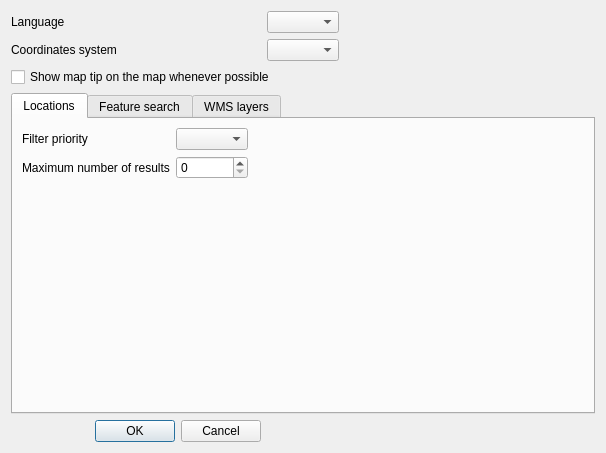
Before: the Qt Designer form solocator/ui/config.ui in opengisch/solocator, drawn with Qt 5.
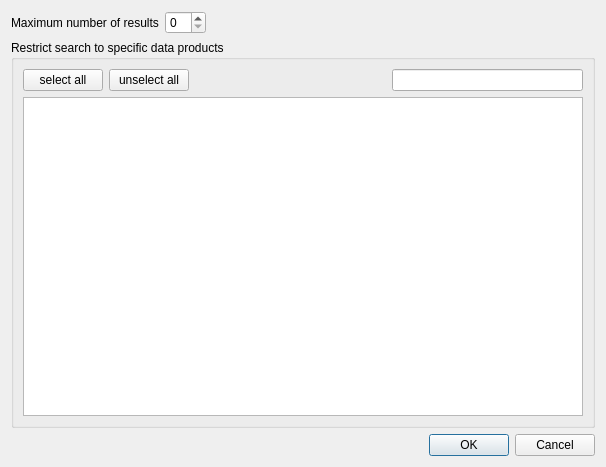
After: the same form once the commit is applied. Custom widgets are drawn as their Qt base class.

Commit message: config dialog with skippable data products

Diff of the .ui file:
```diff
--- a/solocator/ui/config.ui
+++ b/solocator/ui/config.ui
@@ -7,141 +7,15 @@
     <x>0</x>
     <y>0</y>
     <width>606</width>
-    <height>453</height>
+    <height>467</height>
    </rect>
   </property>
   <property name="windowTitle">
    <string>Swiss locator filter configuration</string>
   </property>
   <layout class="QGridLayout" name="gridLayout">
-   <item row="0" column="0">
-    <widget class="QLabel" name="label_5">
-     <property name="text">
-      <string>Language</string>
-     </property>
-    </widget>
-   </item>
-   <item row="1" column="0">
-    <widget class="QLabel" name="label_4">
-     <property name="text">
-      <string>Coordinates system</string>
-     </property>
-    </widget>
-   </item>
-   <item row="1" column="1">
-    <widget class="QComboBox" name="crs"/>
-   </item>
-   <item row="0" column="1">
-    <widget class="QComboBox" name="lang"/>
-   </item>
-   <item row="10" column="0">
-    <widget class="QDialogButtonBox" name="buttonBox">
-     <property name="orientation">
-      <enum>Qt::Horizontal</enum>
-     </property>
-     <property name="standardButtons">
-      <set>QDialogButtonBox::Cancel|QDialogButtonBox::Ok</set>
-     </property>
-    </widget>
-   </item>
-   <item row="0" column="2">
-    <spacer name="horizontalSpacer_5">
-     <property name="orientation">
-      <enum>Qt::Horizontal</enum>
-     </property>
-     <property name="sizeHint" stdset="0">
-      <size>
-       <width>40</width>
-       <height>20</height>
-      </size>
-     </property>
-    </spacer>
-   </item>
-   <item row="4" column="0" colspan="3">
-    <widget class="QTabWidget" name="tabWidget">
-     <property name="currentIndex">
-      <number>0</number>
-     </property>
-     <widget class="QWidget" name="locations">
-      <attribute name="title">
-       <string>Locations</string>
-      </attribute>
-      <layout class="QGridLayout" name="gridLayout_5">
-       <item row="0" column="0">
-        <widget class="QLabel" name="label">
-         <property name="text">
-          <string>Filter priority</string>
-         </property>
-        </widget>
-       </item>
-       <item row="1" column="1">
-        <widget class="QSpinBox" name="locations_limit"/>
-       </item>
-       <item row="0" column="1">
-        <widget class="QComboBox" name="locations_priority"/>
-       </item>
-       <item row="1" column="0">
-        <widget class="QLabel" name="label_8">
-         <property name="text">
-          <string>Maximum number of results</string>
-         </property>
-        </widget>
-       </item>
-       <item row="2" column="0">
-        <spacer name="verticalSpacer_2">
-         <property name="orientation">
-          <enum>Qt::Vertical</enum>
-         </property>
-         <property name="sizeHint" stdset="0">
-          <size>
-           <width>20</width>
-           <height>40</height>
-          </size>
-         </property>
-        </spacer>
-       </item>
-       <item row="0" column="2">
-        <spacer name="horizontalSpacer_4">
-         <property name="orientation">
-          <enum>Qt::Horizontal</enum>
-         </property>
-         <property name="sizeHint" stdset="0">
-          <size>
-           <width>40</width>
-           <height>20</height>
-          </size>
-         </property>
-        </spacer>
-       </item>
-      </layout>
-     </widget>
-     <widget class="QWidget" name="featuresearch">
-      <attribute name="title">
-       <string>Feature search</string>
-      </attribute>
-      <layout class="QGridLayout" name="gridLayout_3">
-       <item row="1" column="1">
-        <widget class="QSpinBox" name="featuresearch_limit"/>
-       </item>
-       <item row="0" column="1">
-        <widget class="QComboBox" name="featuresearch_priority"/>
-       </item>
-       <item row="1" column="0">
-        <widget class="QLabel" name="label_3">
-         <property name="text">
-          <string>Maximum number of results</string>
-         </property>
-        </widget>
-       </item>
-       <item row="0" column="0">
-        <widget class="QLabel" name="label_2">
-         <property name="text">
-          <string>Filter priority</string>
-         </property>
-        </widget>
-       </item>
        <item row="1" column="2">
-        <spacer name="horizontalSpacer_2">
+    <spacer name="horizontalSpacer_3">
          <property name="orientation">
           <enum>Qt::Horizontal</enum>
          </property>
@@ -156,13 +30,13 @@
        <item row="2" column="0" colspan="3">
         <widget class="QGroupBox" name="feature_search_restrict">
          <property name="title">
-          <string>Restrict feature search to specific layers</string>
+      <string>Restrict search to specific data products</string>
          </property>
          <property name="checkable">
-          <bool>true</bool>
+      <bool>false</bool>
          </property>
          <property name="checked">
-          <bool>true</bool>
+      <bool>false</bool>
          </property>
          <layout class="QGridLayout" name="gridLayout_4">
           <item row="0" column="3">
@@ -221,31 +95,8 @@
          </layout>
         </widget>
        </item>
-      </layout>
-     </widget>
-     <widget class="QWidget" name="layers">
-      <attribute name="title">
-       <string>WMS layers</string>
-      </attribute>
-      <layout class="QGridLayout" name="gridLayout_6">
-       <item row="0" column="1">
-        <widget class="QComboBox" name="layers_priority"/>
-       </item>
        <item row="1" column="1">
-        <widget class="QSpinBox" name="layers_limit"/>
-       </item>
-       <item row="2" column="0">
-        <spacer name="verticalSpacer_3">
-         <property name="orientation">
-          <enum>Qt::Vertical</enum>
-         </property>
-         <property name="sizeHint" stdset="0">
-          <size>
-           <width>20</width>
-           <height>40</height>
-          </size>
-         </property>
-        </spacer>
+    <widget class="QSpinBox" name="results_limit"/>
        </item>
        <item row="1" column="0">
         <widget class="QLabel" name="label_7">
@@ -254,34 +105,13 @@
          </property>
         </widget>
        </item>
-       <item row="1" column="2">
-        <spacer name="horizontalSpacer_3">
+   <item row="3" column="0" colspan="3">
+    <widget class="QDialogButtonBox" name="buttonBox">
          <property name="orientation">
           <enum>Qt::Horizontal</enum>
          </property>
-         <property name="sizeHint" stdset="0">
-          <size>
-           <width>40</width>
-           <height>20</height>
-          </size>
-         </property>
-        </spacer>
-       </item>
-       <item row="0" column="0">
-        <widget class="QLabel" name="label_6">
-         <property name="text">
-          <string>Filter priority</string>
-         </property>
-        </widget>
-       </item>
-      </layout>
-     </widget>
-    </widget>
-   </item>
-   <item row="2" column="0" colspan="3">
-    <widget class="QCheckBox" name="show_map_tip">
-     <property name="text">
-      <string>Show map tip on the map whenever possible</string>
+     <property name="standardButtons">
+      <set>QDialogButtonBox::Cancel|QDialogButtonBox::Ok</set>
      </property>
     </widget>
    </item>
```
Left out of the diff: 2 changed lines with no effect on the pictures. Lines whose indentation alone changed are shown as unchanged. The commit also changes 3 other files.
